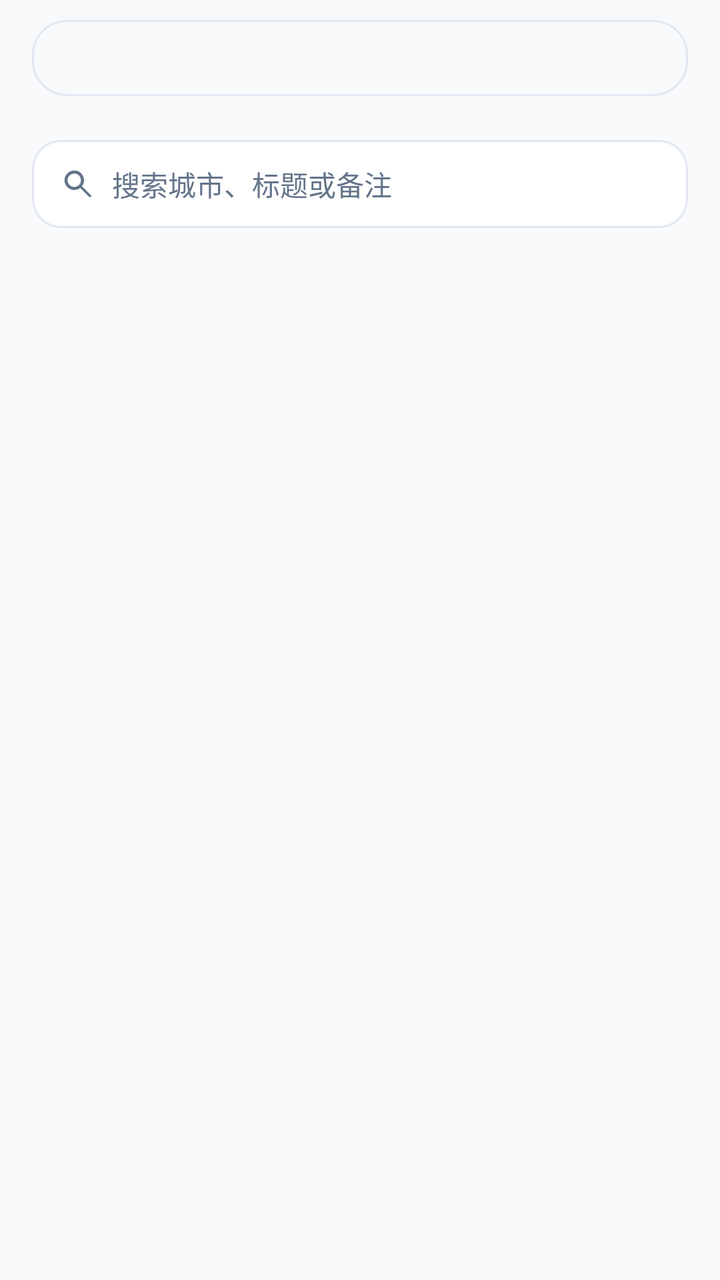
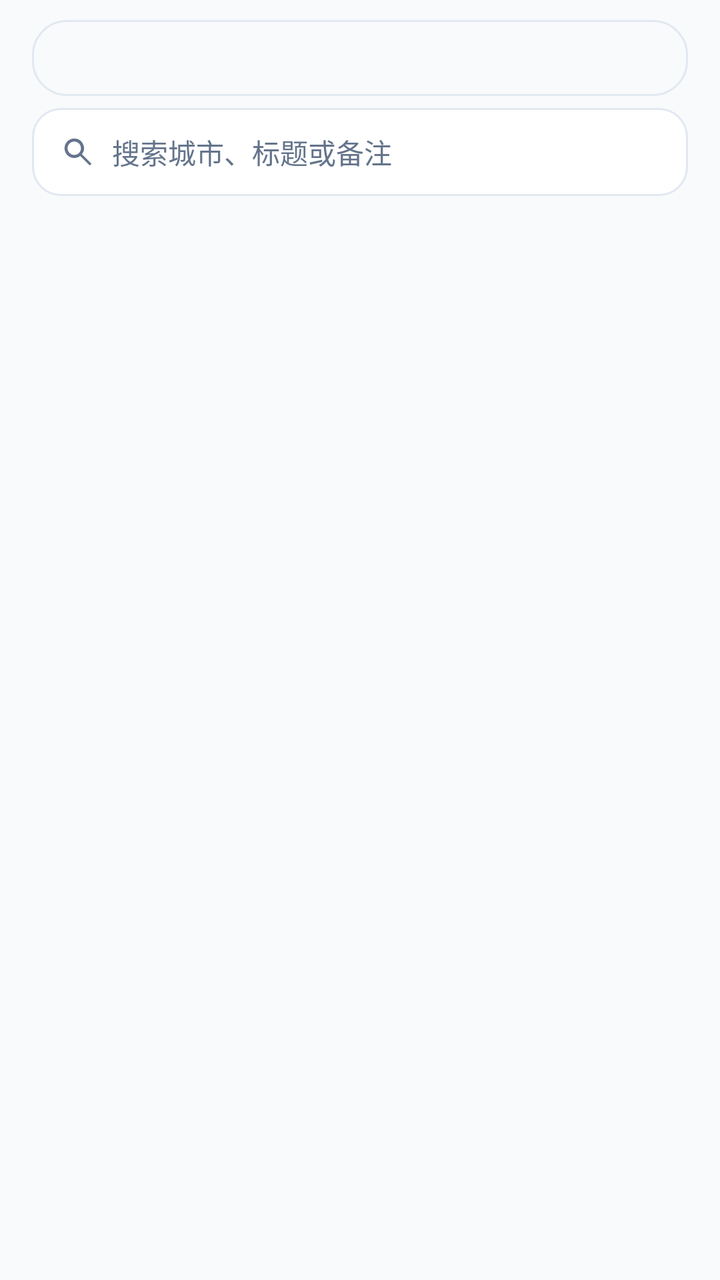

The first picture is an Android layout as it rendered before a commit; the second is the same layout after the commit. The layout source and the unified diff follow.
<!-- AndroidManifest.xml: application theme Theme.CityFootprint -->
<!-- res/layout/fragment_trips.xml -->
<?xml version="1.0" encoding="utf-8"?>
<LinearLayout xmlns:android="http://schemas.android.com/apk/res/android"
    xmlns:app="http://schemas.android.com/apk/res-auto"
    android:layout_width="match_parent"
    android:layout_height="match_parent"
    android:background="@color/bg"
    android:orientation="vertical">

    
    <FrameLayout
        android:id="@+id/segTrack"
        android:layout_width="match_parent"
        android:layout_height="38dp"
        android:layout_marginStart="16dp"
        android:layout_marginTop="10dp"
        android:layout_marginEnd="16dp"
        android:layout_marginBottom="6dp"
        android:background="@drawable/bg_segmented_track"
        android:padding="3dp">

        <View
            android:id="@+id/chipIndicator"
            android:layout_width="0dp"
            android:layout_height="match_parent"
            android:background="@drawable/bg_segmented_pill" />

        <LinearLayout
            android:id="@+id/chipContainer"
            android:layout_width="match_parent"
            android:layout_height="match_parent"
            android:orientation="horizontal">

            <TextView
                android:id="@+id/btnSegCheckins"
                android:layout_width="0dp"
                android:layout_height="match_parent"
                android:layout_weight="1"
                android:gravity="center"
                android:textSize="14sp" />

            <TextView
                android:id="@+id/btnSegTrips"
                android:layout_width="0dp"
                android:layout_height="match_parent"
                android:layout_weight="1"
                android:gravity="center"
                android:textSize="14sp" />
        </LinearLayout>
    </FrameLayout>
    <ScrollView
        android:id="@+id/scroll"
        android:layout_width="match_parent"
        android:layout_height="0dp"
        android:layout_weight="1"
        android:fillViewport="true">

        <LinearLayout
            android:layout_width="match_parent"
            android:layout_height="wrap_content"
            android:orientation="vertical"
            android:padding="16dp">

            <LinearLayout
                android:id="@+id/searchCard"
                android:layout_width="match_parent"
                android:layout_height="44dp"
                android:layout_marginBottom="10dp"
                android:background="@drawable/bg_card"
                android:gravity="center_vertical"
                android:orientation="horizontal"
                android:paddingStart="14dp"
                android:paddingEnd="8dp">

                <ImageView
                    android:layout_width="18dp"
                    android:layout_height="18dp"
                    android:contentDescription="@null"
                    android:src="@drawable/ic_search"
                    app:tint="@color/text_tertiary" />

                <EditText
                    android:id="@+id/inputSearch"
                    android:layout_width="0dp"
                    android:layout_height="match_parent"
                    android:layout_marginStart="8dp"
                    android:layout_weight="1"
                    android:background="@null"
                    android:hint="@string/trips_search_hint"
                    android:imeOptions="actionSearch"
                    android:inputType="text"
                    android:maxLines="1"
                    android:padding="0dp"
                    android:textColor="@color/fg"
                    android:textColorHint="@color/text_tertiary"
                    android:textSize="14sp" />

                <ImageView
                    android:id="@+id/btnClearSearch"
                    android:layout_width="36dp"
                    android:layout_height="36dp"
                    android:contentDescription="@null"
                    android:padding="9dp"
                    android:src="@drawable/ic_close"
                    android:visibility="gone"
                    app:tint="@color/text_tertiary" />
            </LinearLayout>

            <LinearLayout
                android:id="@+id/listContainer"
                android:layout_width="match_parent"
                android:layout_height="wrap_content"
                android:orientation="vertical" />

            <Button
                android:id="@+id/btnLoadMore"
                style="?attr/materialButtonOutlinedStyle"
                android:layout_width="match_parent"
                android:layout_height="44dp"
                android:layout_marginTop="10dp"
                android:text="@string/trips_load_more"
                android:visibility="gone" />

            <TextView
                android:id="@+id/textEmpty"
                android:layout_width="match_parent"
                android:layout_height="wrap_content"
                android:layout_marginTop="32dp"
                android:gravity="center"
                android:text="@string/trips_empty"
                android:textColor="@color/text_tertiary"
                android:textSize="13sp"
                android:visibility="gone" />
        </LinearLayout>
    </ScrollView>
</LinearLayout>
<!-- resources referenced by this layout -->
<resources>
  <color name="bg">#F8FAFC</color>
  <color name="fg">#0F172A</color>
  <color name="text_tertiary">#64748B</color>
  <!-- drawable bg_card (drawable) -->
  <?xml version="1.0" encoding="utf-8"?>
  <shape xmlns:android="http://schemas.android.com/apk/res/android"
      android:shape="rectangle">
      <corners android:radius="14dp" />
      <solid android:color="@color/card" />
      <stroke
          android:width="1dp"
          android:color="@color/border" />
  </shape>
  <!-- drawable bg_segmented_pill (drawable) -->
  <?xml version="1.0" encoding="utf-8"?>
  <shape xmlns:android="http://schemas.android.com/apk/res/android"
      android:shape="rectangle">
      <solid android:color="?attr/colorPrimary" />
      <corners android:radius="14dp" />
  </shape>
  <!-- drawable bg_segmented_track (drawable) -->
  <?xml version="1.0" encoding="utf-8"?>
  <shape xmlns:android="http://schemas.android.com/apk/res/android"
      android:shape="rectangle">
      <solid android:color="@color/popover" />
      <stroke
          android:width="1dp"
          android:color="@color/border" />
      <corners android:radius="17dp" />
  </shape>
  <!-- drawable ic_search (drawable) -->
  <vector xmlns:android="http://schemas.android.com/apk/res/android"
      android:width="24dp"
      android:height="24dp"
      android:viewportWidth="24"
      android:viewportHeight="24"
      android:tint="?attr/colorControlNormal">
      <path
          android:fillColor="@android:color/white"
          android:pathData="M9.5,3a6.5,6.5 0,1 0,3.98 11.64L19.85,21L21,19.85l-6.36,-6.36A6.5,6.5 0,0 0,9.5 3zM9.5,5a4.5,4.5 0,1 1,0 9a4.5,4.5 0,0 1,0 -9z" />
  </vector>
  <string name="trips_empty">这里还没有记录</string>
  <string name="trips_load_more">加载更多</string>
  <string name="trips_search_hint">搜索城市、标题或备注</string>
  <color name="card">#FFFFFF</color>
  <color name="border">#E2E8F0</color>
  <color name="popover">#F8FAFC</color>
  <color name="accent">#2563EB</color>
  <color name="accent_light">#EFF6FF</color>
  <color name="on_accent">#FFFFFF</color>
  <color name="accent_soft_fg">#1D4ED8</color>
  <color name="muted_fg">#64748B</color>
  <color name="muted">#E2E8F0</color>
  <color name="destructive">#DC2626</color>
  <color name="window_bg_light">#FFFFFF</color>
  <style name="Widget.App.CardView" parent="Widget.Material3.CardView.Outlined">
          <item name="cardCornerRadius">14dp</item>
          <item name="cardElevation">0dp</item>
          <item name="cardBackgroundColor">@color/card</item>
          <item name="strokeColor">@color/border</item>
          <item name="strokeWidth">1dp</item>
      </style>
  <style name="Widget.App.Button" parent="Widget.Material3.Button">
          <item name="cornerRadius">999dp</item>
      </style>
  <style name="Widget.App.PopupMenu" parent="Widget.Material3.PopupMenu">
          <item name="android:popupBackground">@drawable/bg_popup_menu</item>
          
          <item name="dropdownListPreferredItemHeight">52dp</item>
          <item name="android:textAppearanceLargePopupMenu">@style/TextAppearance.App.PopupMenuItem</item>
      </style>
  <!-- drawable bg_popup_menu (drawable) -->
  <?xml version="1.0" encoding="utf-8"?>
  <inset xmlns:android="http://schemas.android.com/apk/res/android"
      android:inset="8dp">
      <shape android:shape="rectangle">
          <corners android:radius="14dp" />
          <solid android:color="@color/card" />
          <stroke
              android:width="1dp"
              android:color="@color/border" />
      </shape>
  </inset>
  <style name="TextAppearance.App.PopupMenuItem" parent="TextAppearance.Material3.BodyLarge">
          <item name="android:textColor">@color/fg</item>
          <item name="android:textSize">15sp</item>
      </style>
  <!-- unchanged entries left out for length: 2 -->
</resources>

<!-- the commit's change to res/layout/fragment_trips.xml (unified diff, before → after) -->
@@ -47,89 +47,58 @@
                 android:textSize="14sp" />
         </LinearLayout>
     </FrameLayout>
-    <ScrollView
-        android:id="@+id/scroll"
+
+    <LinearLayout
+        android:id="@+id/searchCard"
+        android:layout_width="match_parent"
+        android:layout_height="44dp"
+        android:layout_marginStart="16dp"
+        android:layout_marginEnd="16dp"
+        android:layout_marginBottom="10dp"
+        android:background="@drawable/bg_card"
+        android:gravity="center_vertical"
+        android:orientation="horizontal"
+        android:paddingStart="14dp"
+        android:paddingEnd="8dp">
+
+        <ImageView
+            android:layout_width="18dp"
+            android:layout_height="18dp"
+            android:contentDescription="@null"
+            android:src="@drawable/ic_search"
+            app:tint="@color/text_tertiary" />
+
+        <EditText
+            android:id="@+id/inputSearch"
+            android:layout_width="0dp"
+            android:layout_height="match_parent"
+            android:layout_marginStart="8dp"
+            android:layout_weight="1"
+            android:background="@null"
+            android:hint="@string/trips_search_hint"
+            android:imeOptions="actionSearch"
+            android:inputType="text"
+            android:maxLines="1"
+            android:padding="0dp"
+            android:textColor="@color/fg"
+            android:textColorHint="@color/text_tertiary"
+            android:textSize="14sp" />
+
+        <ImageView
+            android:id="@+id/btnClearSearch"
+            android:layout_width="36dp"
+            android:layout_height="36dp"
+            android:contentDescription="@null"
+            android:padding="9dp"
+            android:src="@drawable/ic_close"
+            android:visibility="gone"
+            app:tint="@color/text_tertiary" />
+    </LinearLayout>
+
+    
+    <androidx.viewpager2.widget.ViewPager2
+        android:id="@+id/pager"
         android:layout_width="match_parent"
         android:layout_height="0dp"
-        android:layout_weight="1"
-        android:fillViewport="true">
-
-        <LinearLayout
-            android:layout_width="match_parent"
-            android:layout_height="wrap_content"
-            android:orientation="vertical"
-            android:padding="16dp">
-
-            <LinearLayout
-                android:id="@+id/searchCard"
-                android:layout_width="match_parent"
-                android:layout_height="44dp"
-                android:layout_marginBottom="10dp"
-                android:background="@drawable/bg_card"
-                android:gravity="center_vertical"
-                android:orientation="horizontal"
-                android:paddingStart="14dp"
-                android:paddingEnd="8dp">
-
-                <ImageView
-                    android:layout_width="18dp"
-                    android:layout_height="18dp"
-                    android:contentDescription="@null"
-                    android:src="@drawable/ic_search"
-                    app:tint="@color/text_tertiary" />
-
-                <EditText
-                    android:id="@+id/inputSearch"
-                    android:layout_width="0dp"
-                    android:layout_height="match_parent"
-                    android:layout_marginStart="8dp"
-                    android:layout_weight="1"
-                    android:background="@null"
-                    android:hint="@string/trips_search_hint"
-                    android:imeOptions="actionSearch"
-                    android:inputType="text"
-                    android:maxLines="1"
-                    android:padding="0dp"
-                    android:textColor="@color/fg"
-                    android:textColorHint="@color/text_tertiary"
-                    android:textSize="14sp" />
-
-                <ImageView
-                    android:id="@+id/btnClearSearch"
-                    android:layout_width="36dp"
-                    android:layout_height="36dp"
-                    android:contentDescription="@null"
-                    android:padding="9dp"
-                    android:src="@drawable/ic_close"
-                    android:visibility="gone"
-                    app:tint="@color/text_tertiary" />
-            </LinearLayout>
-
-            <LinearLayout
-                android:id="@+id/listContainer"
-                android:layout_width="match_parent"
-                android:layout_height="wrap_content"
-                android:orientation="vertical" />
-
-            <Button
-                android:id="@+id/btnLoadMore"
-                style="?attr/materialButtonOutlinedStyle"
-                android:layout_width="match_parent"
-                android:layout_height="44dp"
-                android:layout_marginTop="10dp"
-                android:text="@string/trips_load_more"
-                android:visibility="gone" />
-
-            <TextView
-                android:id="@+id/textEmpty"
-                android:layout_width="match_parent"
-                android:layout_height="wrap_content"
-                android:layout_marginTop="32dp"
-                android:gravity="center"
-                android:text="@string/trips_empty"
-                android:textColor="@color/text_tertiary"
-                android:textSize="13sp"
-                android:visibility="gone" />
-        </LinearLayout>
-    </ScrollView>
+        android:layout_weight="1" />
 </LinearLayout>
<!-- resource entries referenced after the edit -->
@@ -41,8 +41,6 @@
           android:fillColor="@android:color/white"
           android:pathData="M9.5,3a6.5,6.5 0,1 0,3.98 11.64L19.85,21L21,19.85l-6.36,-6.36A6.5,6.5 0,0 0,9.5 3zM9.5,5a4.5,4.5 0,1 1,0 9a4.5,4.5 0,0 1,0 -9z" />
   </vector>
-  <string name="trips_empty">这里还没有记录</string>
-  <string name="trips_load_more">加载更多</string>
   <string name="trips_search_hint">搜索城市、标题或备注</string>
   <color name="card">#FFFFFF</color>
   <color name="border">#E2E8F0</color>
